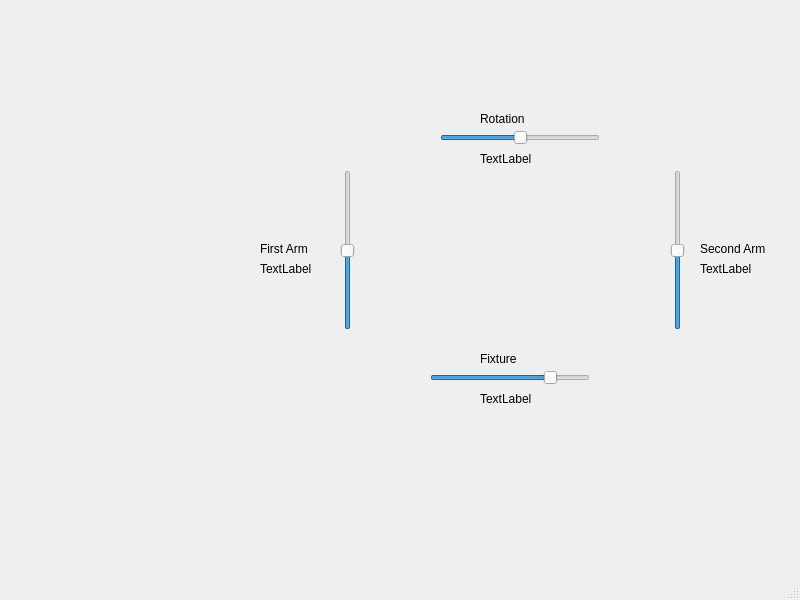
Qt form QT_INterface/Kinematics_Arm/mainwindow.ui (RedAmancy918/Kinematics_Arm) before a commit.
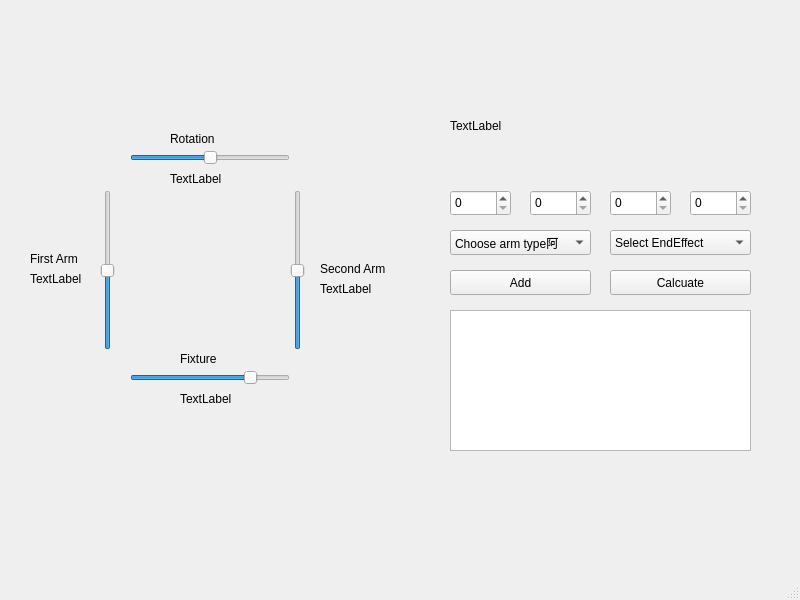
The same form after that commit.

Patch:
```diff
--- a/QT_INterface/Kinematics_Arm/mainwindow.ui
+++ b/QT_INterface/Kinematics_Arm/mainwindow.ui
@@ -17,8 +17,8 @@
    <widget class="QSlider" name="Rotation">
     <property name="geometry">
      <rect>
-      <x>440</x>
-      <y>130</y>
+      <x>130</x>
+      <y>150</y>
       <width>160</width>
       <height>16</height>
      </rect>
@@ -36,8 +36,8 @@
    <widget class="QSlider" name="First_arm">
     <property name="geometry">
      <rect>
-      <x>340</x>
-      <y>170</y>
+      <x>100</x>
+      <y>190</y>
       <width>16</width>
       <height>160</height>
      </rect>
@@ -55,8 +55,8 @@
    <widget class="QSlider" name="Second_arm">
     <property name="geometry">
      <rect>
-      <x>670</x>
-      <y>170</y>
+      <x>290</x>
+      <y>190</y>
       <width>16</width>
       <height>160</height>
      </rect>
@@ -74,7 +74,7 @@
    <widget class="QSlider" name="Fixture">
     <property name="geometry">
      <rect>
-      <x>430</x>
+      <x>130</x>
       <y>370</y>
       <width>160</width>
       <height>16</height>
@@ -93,8 +93,8 @@
    <widget class="QLabel" name="label">
     <property name="geometry">
      <rect>
-      <x>480</x>
-      <y>110</y>
+      <x>170</x>
+      <y>130</y>
       <width>67</width>
       <height>17</height>
      </rect>
@@ -106,7 +106,7 @@
    <widget class="QLabel" name="label_2">
     <property name="geometry">
      <rect>
-      <x>480</x>
+      <x>180</x>
       <y>350</y>
       <width>67</width>
       <height>17</height>
@@ -119,8 +119,8 @@
    <widget class="QLabel" name="label_3">
     <property name="geometry">
      <rect>
-      <x>260</x>
-      <y>240</y>
+      <x>30</x>
+      <y>250</y>
       <width>67</width>
       <height>17</height>
      </rect>
@@ -132,8 +132,8 @@
    <widget class="QLabel" name="label_4">
     <property name="geometry">
      <rect>
-      <x>700</x>
-      <y>240</y>
+      <x>320</x>
+      <y>260</y>
       <width>91</width>
       <height>17</height>
      </rect>
@@ -145,8 +145,8 @@
    <widget class="QLabel" name="Rotation_value">
     <property name="geometry">
      <rect>
-      <x>480</x>
-      <y>150</y>
+      <x>170</x>
+      <y>170</y>
       <width>67</width>
       <height>17</height>
      </rect>
@@ -158,7 +158,7 @@
    <widget class="QLabel" name="Fixture_value">
     <property name="geometry">
      <rect>
-      <x>480</x>
+      <x>180</x>
       <y>390</y>
       <width>67</width>
       <height>17</height>
@@ -171,8 +171,8 @@
    <widget class="QLabel" name="First_value">
     <property name="geometry">
      <rect>
-      <x>260</x>
-      <y>260</y>
+      <x>30</x>
+      <y>270</y>
       <width>67</width>
       <height>17</height>
      </rect>
@@ -184,8 +184,8 @@
    <widget class="QLabel" name="Second_value">
     <property name="geometry">
      <rect>
-      <x>700</x>
-      <y>260</y>
+      <x>320</x>
+      <y>280</y>
       <width>67</width>
       <height>17</height>
      </rect>
@@ -194,6 +194,150 @@
      <string>TextLabel</string>
     </property>
    </widget>
+   <widget class="QSpinBox" name="spinBox">
+    <property name="geometry">
+     <rect>
+      <x>450</x>
+      <y>190</y>
+      <width>61</width>
+      <height>26</height>
+     </rect>
+    </property>
+   </widget>
+   <widget class="QSpinBox" name="spinBox_2">
+    <property name="geometry">
+     <rect>
+      <x>530</x>
+      <y>190</y>
+      <width>61</width>
+      <height>26</height>
+     </rect>
+    </property>
+   </widget>
+   <widget class="QSpinBox" name="spinBox_3">
+    <property name="geometry">
+     <rect>
+      <x>610</x>
+      <y>190</y>
+      <width>61</width>
+      <height>26</height>
+     </rect>
+    </property>
+   </widget>
+   <widget class="QSpinBox" name="spinBox_4">
+    <property name="geometry">
+     <rect>
+      <x>690</x>
+      <y>190</y>
+      <width>61</width>
+      <height>26</height>
+     </rect>
+    </property>
+   </widget>
+   <widget class="QPushButton" name="pushButton">
+    <property name="geometry">
+     <rect>
+      <x>610</x>
+      <y>270</y>
+      <width>141</width>
+      <height>25</height>
+     </rect>
+    </property>
+    <property name="text">
+     <string>Calcuate</string>
+    </property>
+   </widget>
+   <widget class="QLabel" name="label_5">
+    <property name="geometry">
+     <rect>
+      <x>450</x>
+      <y>90</y>
+      <width>301</width>
+      <height>71</height>
+     </rect>
+    </property>
+    <property name="text">
+     <string>TextLabel</string>
+    </property>
+   </widget>
+   <widget class="QPushButton" name="Add">
+    <property name="geometry">
+     <rect>
+      <x>450</x>
+      <y>270</y>
+      <width>141</width>
+      <height>25</height>
+     </rect>
+    </property>
+    <property name="text">
+     <string>Add</string>
+    </property>
+   </widget>
+   <widget class="QTextEdit" name="textEdit">
+    <property name="geometry">
+     <rect>
+      <x>450</x>
+      <y>310</y>
+      <width>301</width>
+      <height>141</height>
+     </rect>
+    </property>
+   </widget>
+   <widget class="QComboBox" name="armTypeComboBox">
+    <property name="geometry">
+     <rect>
+      <x>450</x>
+      <y>230</y>
+      <width>141</width>
+      <height>25</height>
+     </rect>
+    </property>
+    <item>
+     <property name="text">
+      <string>Choose arm type阿</string>
+     </property>
+    </item>
+    <item>
+     <property name="text">
+      <string>Cartesian</string>
+     </property>
+    </item>
+    <item>
+     <property name="text">
+      <string>Spherical coordinates</string>
+     </property>
+    </item>
+    <item>
+     <property name="text">
+      <string>Cylindrical coordinates</string>
+     </property>
+    </item>
+   </widget>
+   <widget class="QComboBox" name="endEffectorComboBox">
+    <property name="geometry">
+     <rect>
+      <x>610</x>
+      <y>230</y>
+      <width>141</width>
+      <height>25</height>
+     </rect>
+    </property>
+    <item>
+     <property name="text">
+      <string>Select EndEffect</string>
+     </property>
+    </item>
+    <item>
+     <property name="text">
+      <string>RPY</string>
+     </property>
+    </item>
+    <item>
+     <property name="text">
+      <string>Euler</string>
+     </property>
+    </item>
+   </widget>
   </widget>
   <widget class="QMenuBar" name="menubar">
    <property name="geometry">
```
